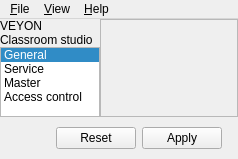
Before: the Qt Designer form configurator/src/MainWindow.ui in williamhk688/veyon, drawn with Qt 5.
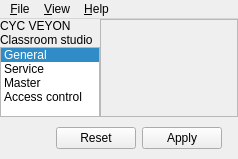
After: the same form once the commit is applied. Icons and pictures are not drawn. Custom widgets are drawn as their Qt base class.

Commit message:
Rebuild the Windows installer with CYC Veyon splash and crest icons.
Add the school crest to the Master splash screen and the Configurator
sidebar display name. Leave the service name, install path, and
QSettings identity unchanged.

Diff of the .ui file:
```diff
--- a/configurator/src/MainWindow.ui
+++ b/configurator/src/MainWindow.ui
@@ -53,7 +53,7 @@
        <item>
         <widget class="QLabel" name="configuratorBrandTitle">
          <property name="text">
-          <string notr="true">VEYON</string>
+          <string notr="true">CYC VEYON</string>
          </property>
         </widget>
        </item>
```
The commit also changes 6 other files.
